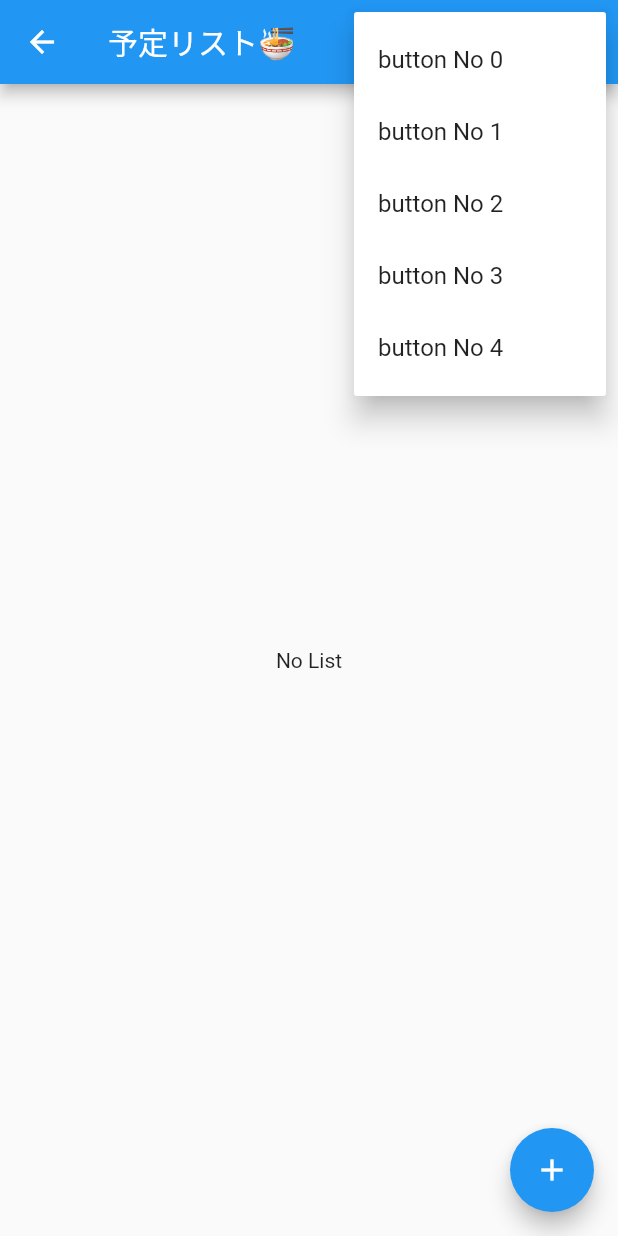
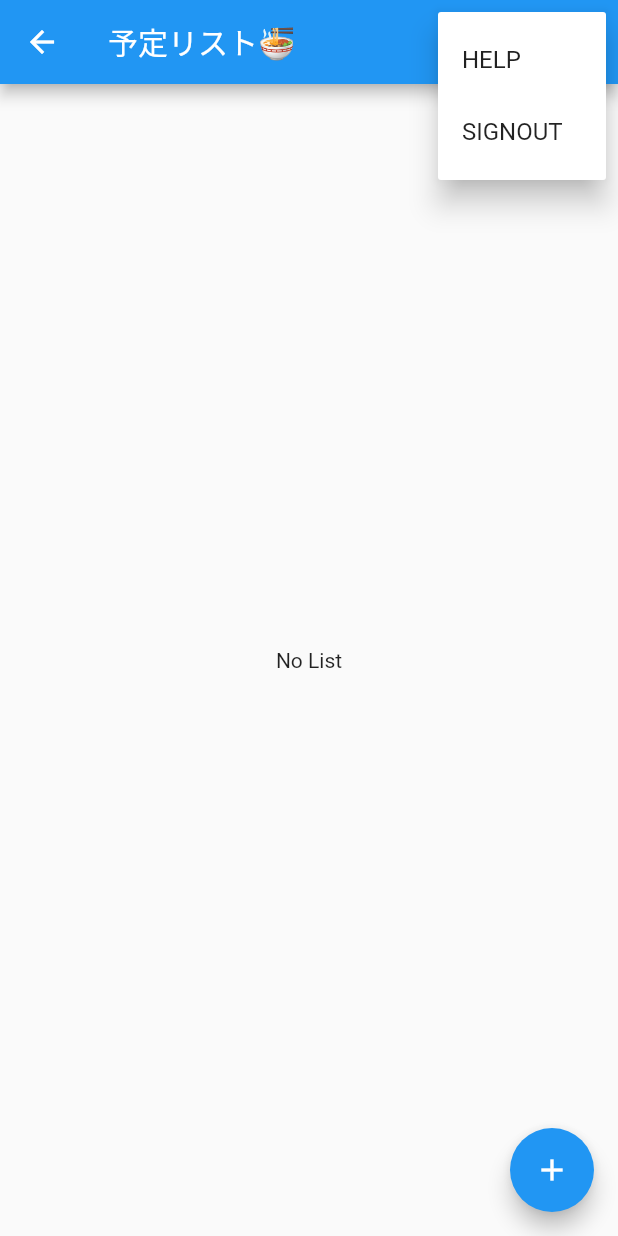
Before and after one commit to n-ohama/uchina_schedule, a Flutter app: the ListPage screen opened directly, after a tap on the "more vert" icon, on a phone screen of 412 x 824 dp. Run offline on Flutter 3.47's test engine with Material 2 defaults, Android fonts, the phone set to English and light mode, and no system bars; our stand-ins replace cloud_firestore, date_format, firebase_auth, firebase_core, flutter_local_notifications, flutter_slidable and 2 more; accounts and stored records are empty.

Commit message:
ログアウトボタンを遠くした

```diff
--- a/lib/addTodo/addTodo_page.dart
+++ b/lib/addTodo/addTodo_page.dart
@@ -116,7 +116,7 @@ class InsideAddTodo extends StatelessWidget {
             Navigator.pop(context);
           },
           label: Text('追加する'),
-          icon: Icon(Icons.cloud),
+          icon: Icon(Icons.whatshot),
           backgroundColor: Colors.deepOrange,
         ),
       );
--- a/lib/list/list_page.dart
+++ b/lib/list/list_page.dart
@@ -24,19 +24,40 @@ class ListPage extends StatelessWidget {
         //   },
         // ),
 
+        final List _items = [
+          'HELP',
+          'SIGNOUT',
+        ];
         return Scaffold(
           appBar: AppBar(
             title: Text('予定リスト🍜'),
-            actions: <Widget>[
+            actions: [
               PopupMenuButton(
-                child: Icon(Icons.more_vert),
-                itemBuilder: (context) => List.generate(
-                  5,
-                  (index) => PopupMenuItem(
-                    child: Text('button No $index'),
-                  ),
-                ),
-              )
+                itemBuilder: (BuildContext context) => _items
+                    .map(
+                      (item) => PopupMenuItem(
+                        child: Text(item),
+                        value: item,
+                      ),
+                    )
+                    .toList(),
+                onSelected: (item) {
+                  if (item == 'HELP')
+                    showDialog(
+                      context: context,
+                      builder: (_) => AlertDialog(
+                        title: Text('Help Me'),
+                        actions: [
+                          ElevatedButton(
+                            child: Text('OK'),
+                            onPressed: () => Navigator.of(context).pop(),
+                          )
+                        ],
+                      ),
+                    );
+                  if (item == 'SIGNOUT') model.signOut();
+                },
+              ),
             ],
           ),
           body: todoList.length == 0
@@ -61,7 +82,6 @@ class ListPage extends StatelessWidget {
                           icon: Icons.more_horiz,
                           onTap: () {
                             _updateController.text = '';
-                            print(_updateController.text);
                             showDialog(
                               context: context,
                               builder: (_) => AlertDialog(
@@ -128,35 +148,3 @@ class ListPage extends StatelessWidget {
     );
   }
 }
-
-// Column(
-//   children: todoList
-//       .map(
-//         (todo) => GestureDetector(
-//           onDoubleTap: () {
-//             model.deleteTodo(todo.documentReference.id);
-//           },
-//           child: Card(
-//             child: ListTile(
-//               selected: todo.alertDate
-//                   .toDate()
-//                   .isBefore(DateTime.now()),
-//               trailing: IconButton(
-//                 icon: Icon(Icons.more_vert),
-//                 onPressed: () => print(todo.title),
-//               ),
-//               leading: todo.isDone
-//                   ? Icon(
-//                       Icons.radio_button_checked,
-//                       color: Colors.blue,
-//                     )
-//                   : Icon(Icons.radio_button_off),
-//               title: Text(todo.title),
-//               subtitle: Text(
-//                   formattedDate(todo.alertDate.toDate())),
-//             ),
-//           ),
-//         ),
-//       )
-//       .toList(),
-// ),
```
Also changed, not shown: lib/login/login_page.dart (+14 -2 lines).
